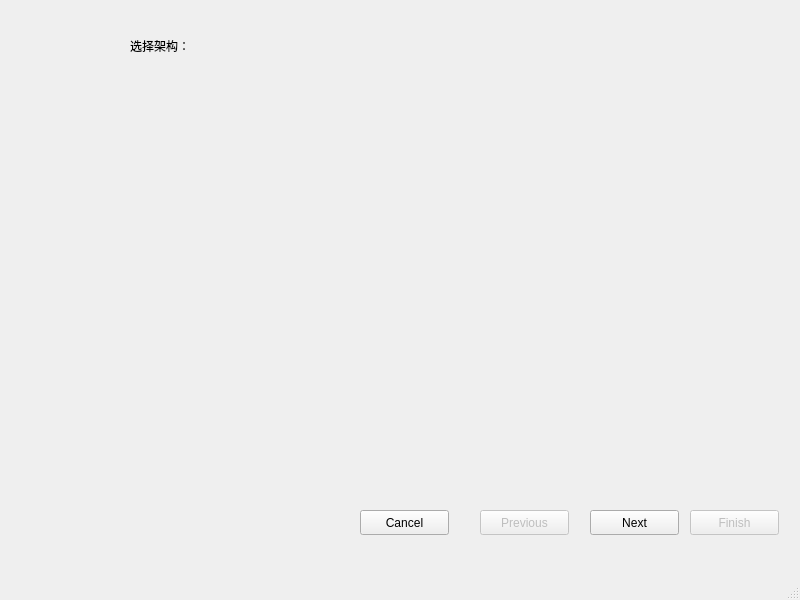
Above: src/guide_software/choiceguide.ui from creeper12356/guide_software before the change. Below: the same form after it.
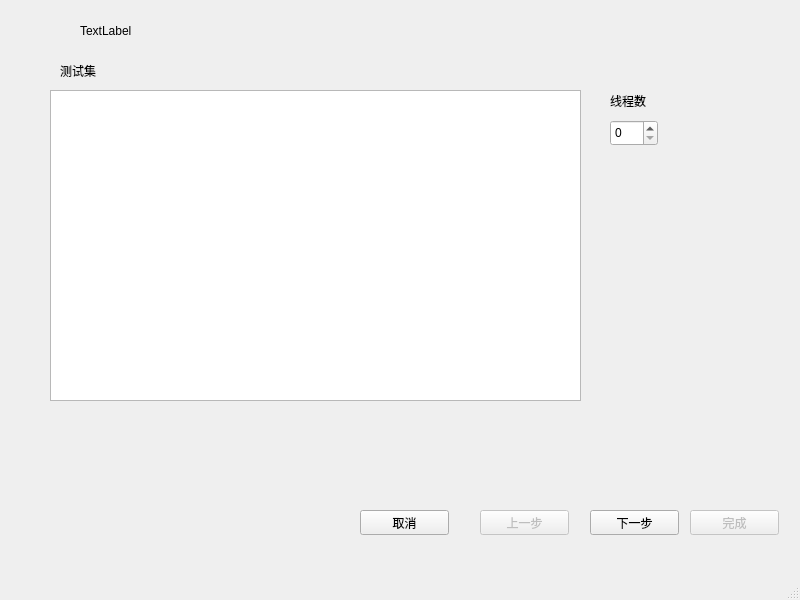
That is the form after the change. The open tabs and pages were chosen to show the change.

The edit to the form file:
```diff
--- a/src/guide_software/choiceguide.ui
+++ b/src/guide_software/choiceguide.ui
@@ -17,10 +17,10 @@
    <widget class="QStackedWidget" name="stacked_widget">
     <property name="geometry">
      <rect>
-      <x>10</x>
-      <y>0</y>
-      <width>791</width>
-      <height>511</height>
+      <x>40</x>
+      <y>50</y>
+      <width>691</width>
+      <height>411</height>
      </rect>
     </property>
     <property name="currentIndex">
@@ -30,42 +30,16 @@
      <widget class="QWidget" name="gridLayoutWidget">
       <property name="geometry">
        <rect>
-        <x>190</x>
-        <y>70</y>
-        <width>311</width>
+        <x>40</x>
+        <y>30</y>
+        <width>591</width>
         <height>281</height>
        </rect>
       </property>
       <layout class="QGridLayout" name="arch_grid"/>
      </widget>
-     <widget class="QLabel" name="label">
-      <property name="geometry">
-       <rect>
-        <x>120</x>
-        <y>30</y>
-        <width>81</width>
-        <height>31</height>
-       </rect>
-      </property>
-      <property name="text">
-       <string>选择架构：</string>
-      </property>
-     </widget>
     </widget>
     <widget class="QWidget" name="set_page">
-     <widget class="QLabel" name="label_2">
-      <property name="geometry">
-       <rect>
-        <x>170</x>
-        <y>80</y>
-        <width>81</width>
-        <height>17</height>
-       </rect>
-      </property>
-      <property name="text">
-       <string>选择程序集</string>
-      </property>
-     </widget>
      <widget class="QWidget" name="gridLayoutWidget_2">
       <property name="geometry">
        <rect>
@@ -100,6 +74,57 @@
         <width>431</width>
         <height>281</height>
        </rect>
+      </property>
+      <property name="selectionMode">
+       <enum>QAbstractItemView::MultiSelection</enum>
+      </property>
+     </widget>
+    </widget>
+    <widget class="QWidget" name="test_page">
+     <widget class="QListWidget" name="test_list">
+      <property name="geometry">
+       <rect>
+        <x>10</x>
+        <y>40</y>
+        <width>531</width>
+        <height>311</height>
+       </rect>
+      </property>
+     </widget>
+     <widget class="QSpinBox" name="thread_num_box">
+      <property name="geometry">
+       <rect>
+        <x>570</x>
+        <y>70</y>
+        <width>48</width>
+        <height>26</height>
+       </rect>
+      </property>
+     </widget>
+     <widget class="QLabel" name="label">
+      <property name="geometry">
+       <rect>
+        <x>570</x>
+        <y>30</y>
+        <width>51</width>
+        <height>41</height>
+       </rect>
+      </property>
+      <property name="text">
+       <string>线程数</string>
+      </property>
+     </widget>
+     <widget class="QLabel" name="label_2">
+      <property name="geometry">
+       <rect>
+        <x>20</x>
+        <y>0</y>
+        <width>81</width>
+        <height>41</height>
+       </rect>
+      </property>
+      <property name="text">
+       <string>测试集</string>
       </property>
      </widget>
     </widget>
@@ -117,7 +142,7 @@
      </rect>
     </property>
     <property name="text">
-     <string>Next</string>
+     <string>下一步</string>
     </property>
    </widget>
    <widget class="QPushButton" name="prev_button">
@@ -133,7 +158,7 @@
      </rect>
     </property>
     <property name="text">
-     <string>Previous</string>
+     <string>上一步</string>
     </property>
    </widget>
    <widget class="QPushButton" name="finish_button">
@@ -149,7 +174,7 @@
      </rect>
     </property>
     <property name="text">
-     <string>Finish</string>
+     <string>完成</string>
     </property>
    </widget>
    <widget class="QPushButton" name="cancel_button">
@@ -162,7 +187,20 @@
      </rect>
     </property>
     <property name="text">
-     <string>Cancel</string>
+     <string>取消</string>
+    </property>
+   </widget>
+   <widget class="QLabel" name="info_label">
+    <property name="geometry">
+     <rect>
+      <x>80</x>
+      <y>10</y>
+      <width>581</width>
+      <height>41</height>
+     </rect>
+    </property>
+    <property name="text">
+     <string>TextLabel</string>
     </property>
    </widget>
   </widget>
```
Left out of the diff: 31 changed lines with no effect on the pictures.
